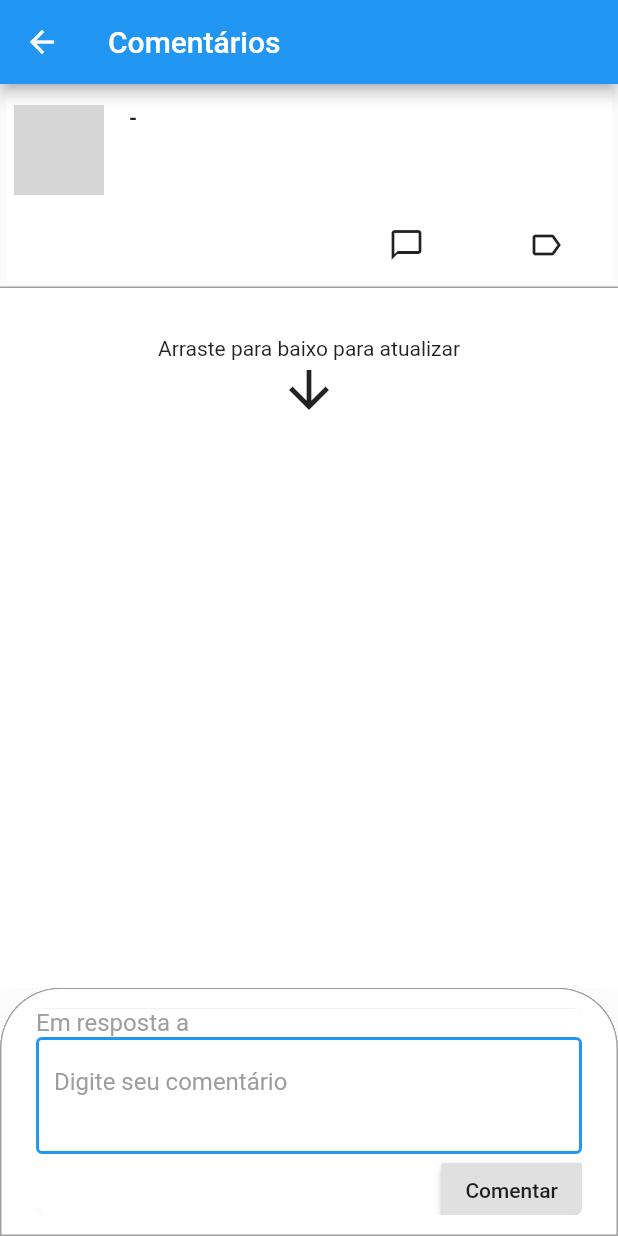
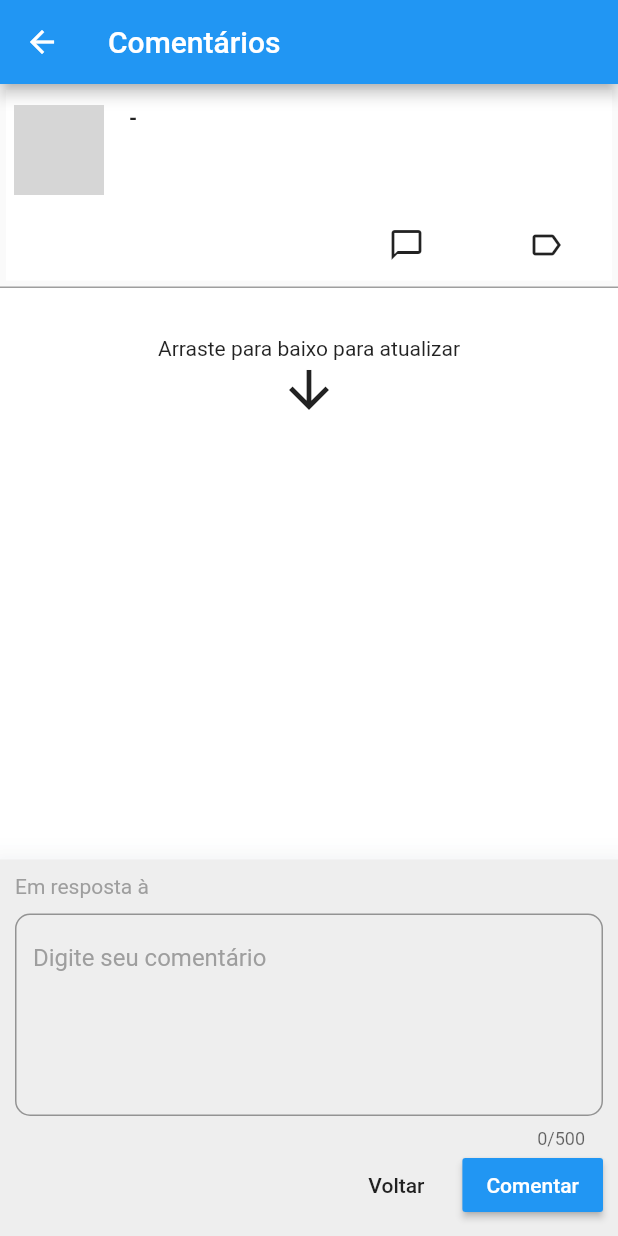
Before and after one commit to Tissobola/Ainidiu, a Flutter app: the DetalhePostagemPage screen opened directly with empty values, after a tap on the "chat bubble outline" icon, on a phone screen of 412 x 824 dp. Run offline on Flutter 3.47's test engine with Material 2 defaults, Android fonts, the phone set to English and light mode, and no system bars; our stand-ins replace cloud_firestore, connectivity, email_validator, firebase_core, firebase_messaging, firebase_storage and 4 more; missing offline and left inert: dart:ffi; accounts and stored records are empty; network calls fail; grey boxes are pictures that could not be loaded.

Commit message:
comentar

```diff
--- a/Ainidiu/lib/src/components/post_card.dart
+++ b/Ainidiu/lib/src/components/post_card.dart
@@ -244,66 +244,48 @@ class _PostCardState extends State<PostCard> {
                         message: "Comentar",
                         child: FlatButton(
                             onPressed: () {
-                              Scaffold.of(context).hideCurrentSnackBar();
-                              Scaffold.of(context).showSnackBar(SnackBar(
-                                  shape: RoundedRectangleBorder(
-                                      side: BorderSide(
-                                          color: Colors.grey, width: 1.0),
-                                      borderRadius: BorderRadius.only(
-                                          topLeft: Radius.circular(40),
-                                          topRight: Radius.circular(40))),
-                                  elevation: 50.0,
-                                  duration: Duration(minutes: 5),
-                                  backgroundColor: Colors.white,
-                                  content: ClipRRect(
-                                    borderRadius: BorderRadius.circular(5),
-                                    child: Container(
-                                      width: double.infinity,
-                                      height:
-                                          (MediaQuery.of(context).size.height *
-                                                  0.15) +
-                                              14,
+                              Scaffold.of(context).showBottomSheet((context) {
+                                return Material(
+                                  shadowColor: Colors.blue,
+                                  elevation: 20,
+                                  child: Column(
+                                    mainAxisSize: MainAxisSize.min,
+                                    children: [
+                                      Container(
                                           decoration: BoxDecoration(
-                                        borderRadius: BorderRadius.circular(5),
-                                        color: Colors.white,
-                                        boxShadow: [
-                                          BoxShadow(
-                                            color: Colors.grey,
-                                            offset: Offset(0.0, 1.0), //(x,y)
-                                            blurRadius: 6.0,
+                                            color: Colors.grey[200],
                                           ),
-                                        ],
-                                      ),
-                                      child: SingleChildScrollView(
-                                        scrollDirection: Axis.vertical,
+                                          // height: MediaQuery.of(context).size.height / 2,
+                                          width:
+                                              MediaQuery.of(context).size.width,
+                                          child: Padding(
+                                            padding: EdgeInsets.all(10.0),
                                             child: Column(
                                               children: [
-                                            Row(
+                                                Padding(
+                                                  padding:
+                                                      const EdgeInsets.only(
+                                                          bottom: 10.0),
+                                                  child: Row(
                                                     children: [
-                                                Text(
-                                                  'Em resposta a ',
+                                                      Text('Em resposta à ',
                                                           style: TextStyle(
-                                                      color: Colors.grey,
-                                                      fontSize: 16),
-                                                ),
+                                                              color:
+                                                                  Colors.grey)),
                                                       Text(
                                                           this
                                                               .widget
                                                               .current
                                                               .postadoPorNome,
                                                           style: TextStyle(
-                                                      color: Colors.blue,
-                                                      fontWeight:
-                                                          FontWeight.bold,
-                                                      fontSize: 16),
-                                                )
+                                                              color:
+                                                                  Colors.blue))
                                                     ],
+                                                  ),
                                                 ),
                                                 Form(
                                                   key: _formKey,
                                                   child: TextFormField(
-                                                minLines: 2,
-                                                maxLines: 3,
                                                     controller: msg,
                                                     validator: (value) {
                                                       if (value.isEmpty) {
@@ -311,41 +293,53 @@ class _PostCardState extends State<PostCard> {
                                                       }
                                                       return null;
                                                     },
-                                                style: TextStyle(
-                                                    color: Colors.black),
-                                                decoration: new InputDecoration(
-                                                    labelStyle: TextStyle(
-                                                        color: Colors.black),
-                                                    focusedBorder:
-                                                        OutlineInputBorder(
-                                                      borderSide: BorderSide(
-                                                          color: Colors.blue,
-                                                          width: 2.0),
-                                                    ),
-                                                    enabledBorder:
-                                                        OutlineInputBorder(
-                                                      borderSide: BorderSide(
-                                                          color: Colors.blue,
-                                                          width: 2.0),
-                                                    ),
+                                                    decoration: InputDecoration(
+                                                        border: OutlineInputBorder(
+                                                            borderRadius:
+                                                                BorderRadius
+                                                                    .circular(
+                                                                        10)),
                                                         hintText:
                                                             'Digite seu comentário',
                                                         hintStyle: TextStyle(
-                                                        color: Colors.grey)),
+                                                            color:
+                                                                Colors.grey)),
+                                                    minLines: 5,
+                                                    maxLines: 10,
+                                                    maxLength: 500,
                                                   ),
                                                 ),
                                                 Row(
                                                   mainAxisAlignment:
                                                       MainAxisAlignment.end,
                                                   children: [
+                                                    FlatButton(
+                                                        child: Text("Voltar"),
+                                                        onPressed: () {
+                                                          Navigator.pop(
+                                                              context);
+                                                        }),
                                                     RaisedButton(
-                                                  child: Text('Comentar'),
+                                                      color: Colors.blue,
+                                                      child: Text(
+                                                        'Comentar',
+                                                        style: TextStyle(
+                                                            color:
+                                                                Colors.white),
+                                                      ),
                                                       onPressed: () async {
                                                         if (podeComentar) {
                                                           podeComentar = false;
-                                                      if (_formKey.currentState
+                                                          if (_formKey
+                                                              .currentState
                                                               .validate()) {
-                                                        await repository
+                                                            await Future.delayed(
+                                                                Duration(
+                                                                    milliseconds: 600));
+                                                            Navigator.pop(
+                                                                context);
+
+                                                            repository
                                                                 .escreverComentario(
                                                                     current.id,
                                                                     msg.text,
@@ -353,33 +347,29 @@ class _PostCardState extends State<PostCard> {
                                                                         .widget
                                                                         .usuario);
 
-                                                        QuerySnapshot postPai =
+                                                            QuerySnapshot
+                                                                postPai =
                                                                 await repository
                                                                     .getConexao()
                                                                     .collection(
                                                                         'postagens')
                                                                     .where('id',
                                                                         isEqualTo:
-                                                                        current
-                                                                            .id)
+                                                                            current.id)
                                                                     .get();
 
                                                             User userPai = await repository
-                                                            .carregarDadosPorId(
-                                                                postPai.docs.last
+                                                                .carregarDadosPorId(postPai
+                                                                        .docs.last
                                                                         .data()[
                                                                     'postadoPorId']);
 
-                                                        await mandarNotification(
+                                                            mandarNotification(
                                                                 userPai.token,
                                                                 msg.text);
 
                                                             msg.clear();
                                                             podeComentar = true;
-                                                        Scaffold.of(this
-                                                                .widget
-                                                                .context)
-                                                            .hideCurrentSnackBar();
                                                           }
                                                         }
                                                       },
@@ -388,9 +378,11 @@ class _PostCardState extends State<PostCard> {
                                                 )
                                               ],
                                             ),
+                                          )),
+                                    ],
                                   ),
-                                    ),
-                                  )));
+                                );
+                              });
                             },
                             child: Row(
                               children: <Widget>[
--- a/Ainidiu/lib/src/page/chat_page.dart
+++ b/Ainidiu/lib/src/page/chat_page.dart
@@ -197,6 +197,8 @@ class _ChatState extends State<Chat> {
 
     return Padding(
       padding: const EdgeInsets.all(8.0),
+      child: Form(
+        key: _formKey,
         child: Container(
           child: Row(
             crossAxisAlignment: CrossAxisAlignment.center,
@@ -205,9 +207,15 @@ class _ChatState extends State<Chat> {
               Container(
                 width: 320,
                 child: TextFormField(
-                maxLines: linhas,
+                  minLines: 1,
+                  maxLines: 5,
                   validator: (text) {
                     if (text.isEmpty) {
+                      if (text.characters.last == "") {
+                        print('ok');
+                        print('text.characters.last');
+                      }
+
                       setState(() {
                         podeEnviar = false;
                       });
@@ -261,6 +269,7 @@ class _ChatState extends State<Chat> {
                 ),
               )
             ],
+          ),
         ),
       ),
     );
```
Lines whose indentation alone changed are shown as unchanged.
